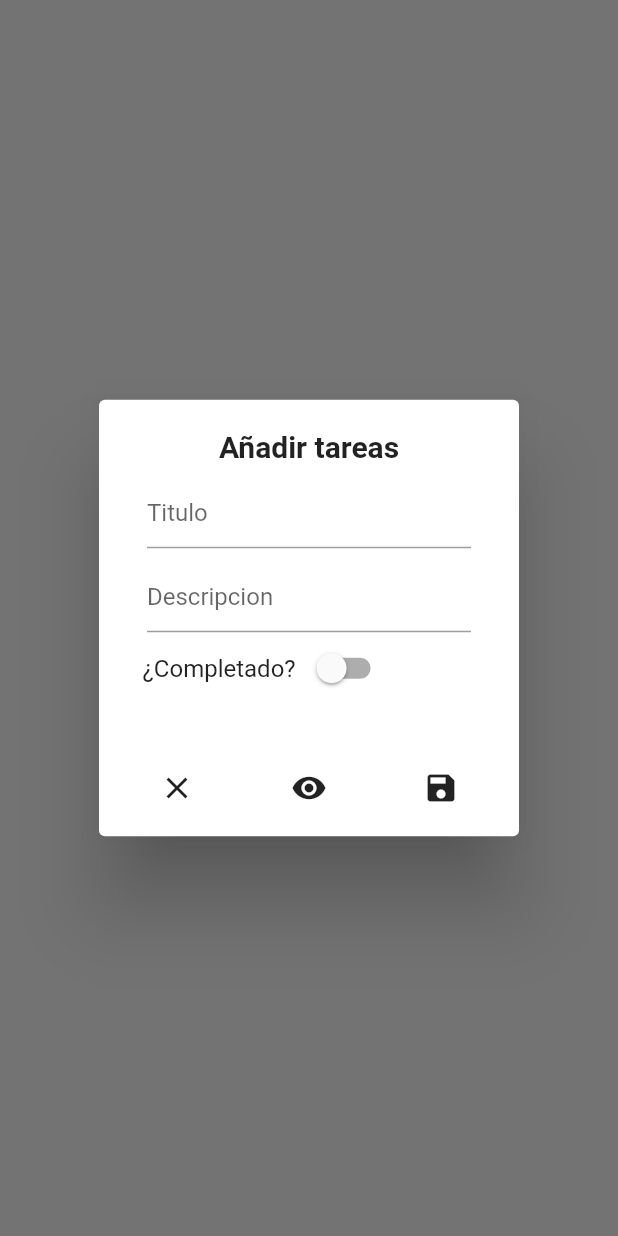
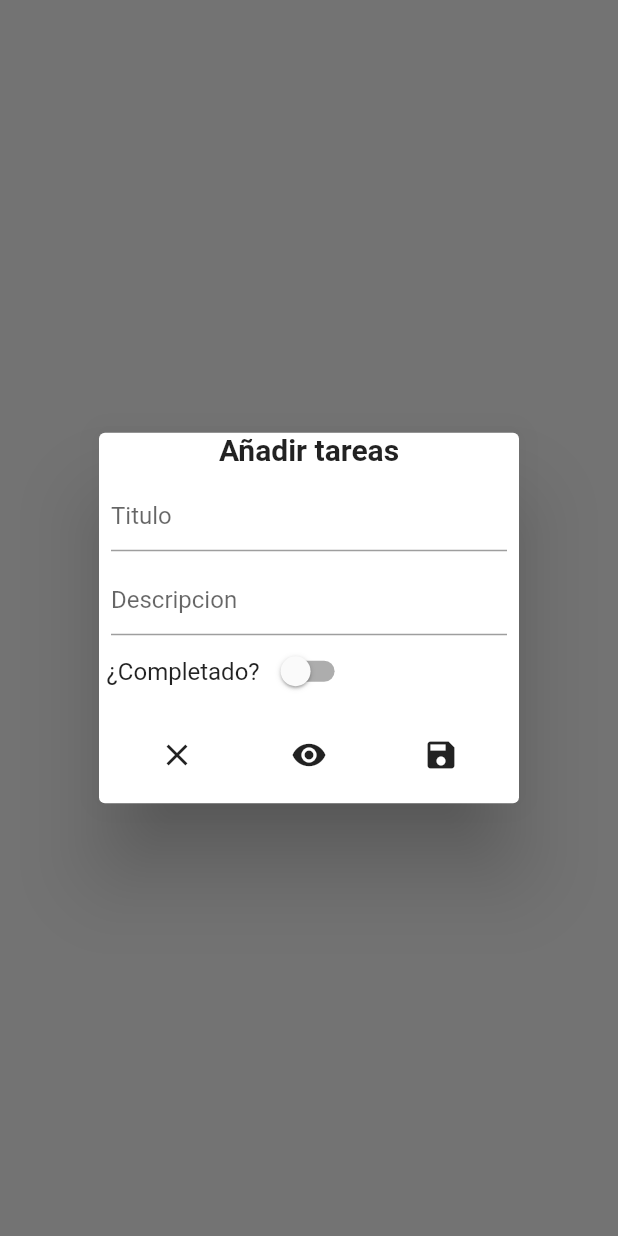
Before and after one commit to Tyraelgallen/to-do-list, a Flutter app: what cartel() shows on an empty page, opened directly, on a phone screen of 412 x 824 dp. Run offline on Flutter 3.47's test engine with Material 2 defaults, Android fonts, the phone set to English and light mode, and no system bars; our stand-ins replace hive_flutter; accounts and stored records are empty.

Commit message:
alert dialog padding

```diff
--- a/lib/home.dart
+++ b/lib/home.dart
@@ -125,7 +125,11 @@ Future<void> cartel(BuildContext context) async {
     context: context,
     builder: (BuildContext context) {
       return AlertDialog(
-        content: Column(
+        contentPadding: EdgeInsets.all(0),
+        content: Container(
+          // height: 200,
+          // color: Colors.red,
+          child: Column(
             mainAxisSize: MainAxisSize.min,
             children: [
               Text(
@@ -157,6 +161,7 @@ Future<void> cartel(BuildContext context) async {
                 ],
               )
             ],
+          ),
         ),
         actions: <Widget>[
           Row(
```
Lines whose indentation alone changed are shown as unchanged.
